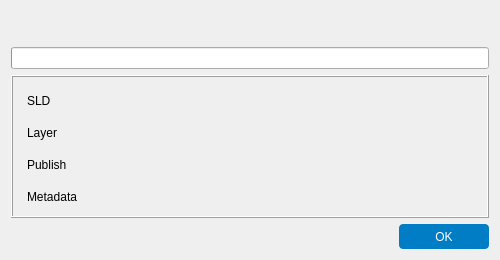
Before: the Qt Designer form ui/report_dialog.ui in sandynagara/Palapa, drawn with Qt 5.
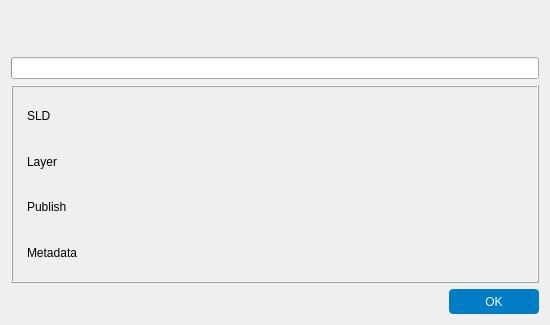
After: the same form once the commit is applied.

The edit to the form file:
```diff
--- a/ui/report_dialog.ui
+++ b/ui/report_dialog.ui
@@ -6,8 +6,8 @@
    <rect>
     <x>0</x>
     <y>0</y>
-    <width>500</width>
-    <height>260</height>
+    <width>550</width>
+    <height>325</height>
    </rect>
   </property>
   <property name="minimumSize">
```
